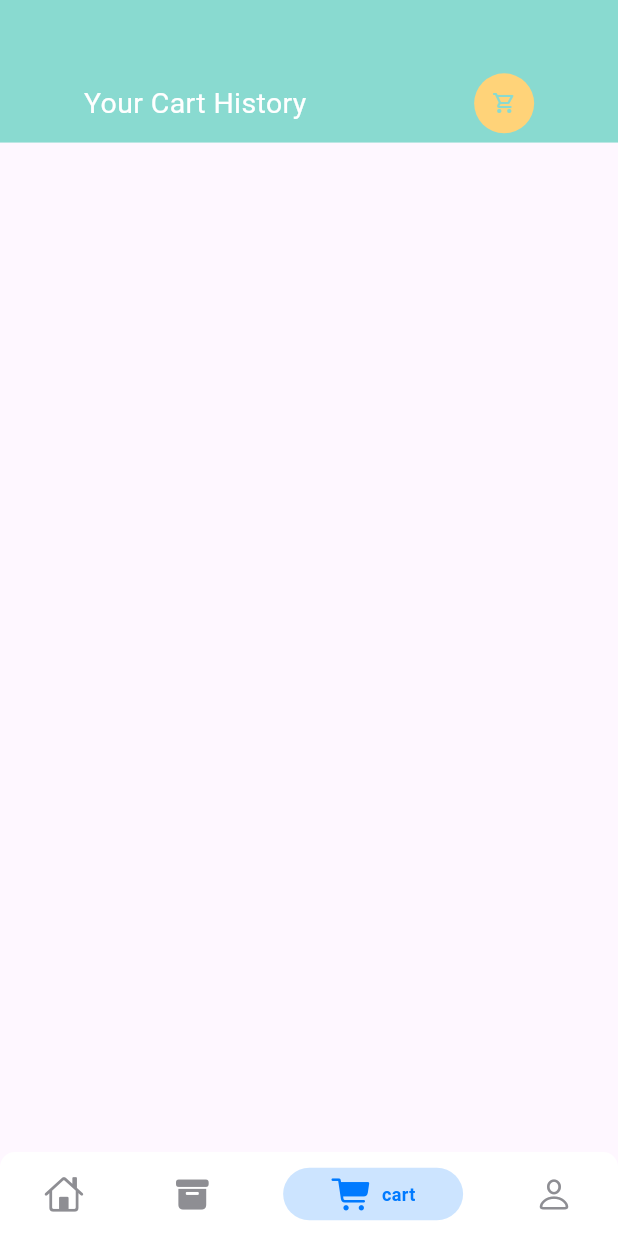
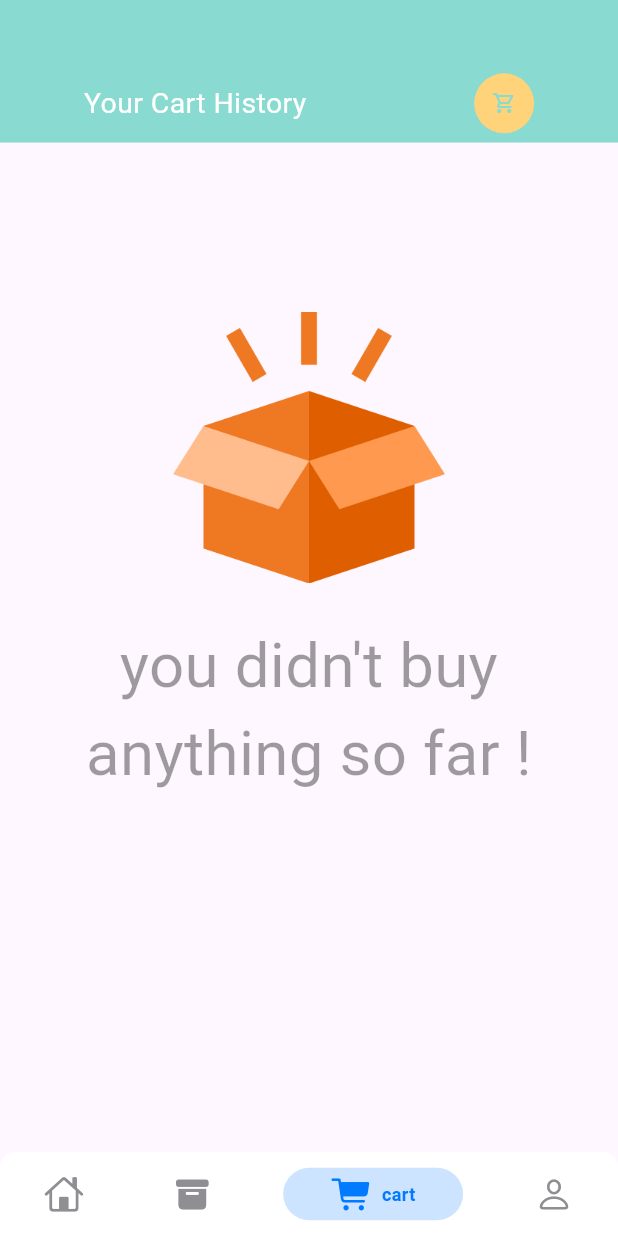
Before and after one commit to DoThienTai/App_Food_Delivery, a Flutter app: the screen it shows after launch, item 3 of the bottom bar chosen, on a phone screen of 412 x 824 dp. Run offline on Flutter 3.47's test engine with Material 3 defaults, Android fonts, the phone set to English and light mode, and no system bars; drawn by our look-alikes of persistent_bottom_nav_bar; our stand-ins replace dots_indicator, get, shared_preferences; network calls fail.

Commit message:
xay dung page ko du lieu, co icon

```diff
--- /dev/null
+++ b/lib/base/no_data_page.dart
@@ -0,0 +1,35 @@
+import 'package:flutter/material.dart';
+
+class NoDataPage extends StatelessWidget {
+  final String text;
+  final String imgPath;
+
+  const NoDataPage(
+      {super.key,
+      required this.text,
+      this.imgPath = "assets/image/empty_cart.png"});
+  @override
+  Widget build(BuildContext context) {
+    return Column(
+      mainAxisAlignment: MainAxisAlignment.center,
+      crossAxisAlignment: CrossAxisAlignment.stretch,
+      children: [
+        Image.asset(
+          imgPath,
+          height: MediaQuery.of(context).size.height * 0.22,
+          width: MediaQuery.of(context).size.width * 0.22,
+        ),
+        SizedBox(
+          height: MediaQuery.of(context).size.height * 0.03,
+        ),
+        Text(
+          text,
+          style: TextStyle(
+              fontSize: MediaQuery.of(context).size.width * 0.1,
+              color: Theme.of(context).disabledColor),
+          textAlign:  TextAlign.center,
+        ),
+      ],
+    );
+  }
+}
--- a/lib/pages/cart/cart_history.dart
+++ b/lib/pages/cart/cart_history.dart
@@ -1,6 +1,6 @@
-
 import 'dart:convert';
 
+import 'package:app_food_delivery/base/no_data_page.dart';
 import 'package:app_food_delivery/controllers/cart_controller.dart';
 import 'package:app_food_delivery/routes/route_helper.dart';
 import 'package:app_food_delivery/utils/app_constants.dart';
@@ -20,7 +20,8 @@ class CartHistory extends StatelessWidget {
 
   @override
   Widget build(BuildContext context) {
-    var getCartHistoryList = Get.find<CartController>().getCartHistoryList().reversed.toList();
+    var getCartHistoryList =
+        Get.find<CartController>().getCartHistoryList().reversed.toList();
     Map<String, int> cartItemsPerOrder = Map();
     for (int i = 0; i < getCartHistoryList.length; i++) {
       if (cartItemsPerOrder.containsKey(getCartHistoryList[i].time)) {
@@ -38,15 +39,31 @@ class CartHistory extends StatelessWidget {
     List<String> cartOrderTimeToList() {
       return cartItemsPerOrder.entries.map((e) => e.key).toList();
     }
+
     List<int> itemsPerOrder = cartItemsPerOrderToList();
     var listCounter = 0;
+    Widget timeWiget(int index) {
+      var outputdate = DateTime.now().toString();
+      if (index < getCartHistoryList.length) {
+        DateTime parseDate = DateFormat("yyyy-MM-dd HH:mm:ss")
+            .parse(getCartHistoryList[listCounter].time!);
+        var inputDate = DateTime.parse(parseDate.toString());
+        var outputFormat = DateFormat("MM/dd/yyyy hh:mm a");
+        outputdate = outputFormat.format(inputDate);
+      }
+      return BigText(
+        text: outputdate,
+      );
+    }
+
     return Scaffold(
       body: Column(
         children: [
+          //hearder or app bar
           Container(
             color: AppColors.mainColor,
             width: double.maxFinite,
-            height: Dimensions.height10*10,
+            height: Dimensions.height10 * 10,
             padding: EdgeInsets.only(top: Dimensions.height45),
             child: Row(
               mainAxisAlignment: MainAxisAlignment.spaceAround,
@@ -63,7 +80,10 @@ class CartHistory extends StatelessWidget {
               ],
             ),
           ),
-          Expanded(
+          //body
+          GetBuilder<CartController>(builder: (_cartController) {
+            return _cartController.getCartHistoryList().length > 0
+                ? Expanded(
                     child: Container(
                       margin: EdgeInsets.only(
                           top: Dimensions.height20,
@@ -76,46 +96,47 @@ class CartHistory extends StatelessWidget {
                           children: [
                             for (int i = 0; i < itemsPerOrder.length; i++)
                               Container(
-                        height: Dimensions.height30*4,
-                        margin: EdgeInsets.only(bottom: Dimensions.height20),
+                                height: Dimensions.height30 * 4,
+                                margin: EdgeInsets.only(
+                                    bottom: Dimensions.height20),
                                 child: Column(
                                   crossAxisAlignment: CrossAxisAlignment.start,
                                   children: [
-                            ((){
-                             DateTime parseDate =  DateFormat("yyyy-MM-dd HH:mm:ss").parse(getCartHistoryList[listCounter].time!);
-                             var inputDate = DateTime.parse(parseDate.toString());
-                             var outputFormat =  DateFormat("MM/dd/yyyy hh:mm a");
-                             var outputdate = outputFormat.format(inputDate);
-                              return BigText(text: outputdate,);
-                            }()),
+                                    timeWiget(listCounter),
                                     SizedBox(
                                       height: Dimensions.height10,
                                     ),
                                     Row(
-                              mainAxisAlignment: MainAxisAlignment.spaceBetween,
+                                      mainAxisAlignment:
+                                          MainAxisAlignment.spaceBetween,
                                       children: [
                                         Wrap(
                                           direction: Axis.horizontal,
-                                  children:
-                                      List.generate(itemsPerOrder[i], (index) {
+                                          children: List.generate(
+                                              itemsPerOrder[i], (index) {
                                             if (listCounter <
                                                 getCartHistoryList.length) {
                                               listCounter++;
                                             }
                                             return index <= 2
                                                 ? Container(
-                                            height: Dimensions.height20*4,
-                                            width: Dimensions.width20*4,
+                                                    height:
+                                                        Dimensions.height20 * 4,
+                                                    width:
+                                                        Dimensions.width20 * 4,
                                                     margin: EdgeInsets.only(
-                                                right: Dimensions.width10 / 2),
+                                                        right:
+                                                            Dimensions.width10 /
+                                                                2),
                                                     decoration: BoxDecoration(
-                                              borderRadius:
-                                                  BorderRadius.circular(
-                                                      Dimensions.radius15 / 2),
+                                                      borderRadius: BorderRadius
+                                                          .circular(Dimensions
+                                                                  .radius15 /
+                                                              2),
                                                       image: DecorationImage(
                                                           fit: BoxFit.cover,
-                                                  image: NetworkImage(
-                                                      AppConstants.BASE_URL +
+                                                          image: NetworkImage(AppConstants
+                                                                  .BASE_URL +
                                                               AppConstants
                                                                   .UPLOAD_URL +
                                                               getCartHistoryList[
@@ -128,49 +149,75 @@ class CartHistory extends StatelessWidget {
                                           }),
                                         ),
                                         Container(
-                                  height: Dimensions.height20*4,
+                                          height: Dimensions.height20 * 4,
                                           child: Column(
                                             mainAxisAlignment:
                                                 MainAxisAlignment.spaceEvenly,
-                                    crossAxisAlignment: CrossAxisAlignment.end,
+                                            crossAxisAlignment:
+                                                CrossAxisAlignment.end,
                                             children: [
                                               SmallText(
                                                 text: "total",
                                                 color: AppColors.titleColor,
                                               ),
                                               BigText(
-                                        text: itemsPerOrder[i].toString() +
+                                                text: itemsPerOrder[i]
+                                                        .toString() +
                                                     " Items",
                                                 color: AppColors.titleColor,
                                               ),
                                               GestureDetector(
                                                 onTap: () {
-                                          var orderTime = cartOrderTimeToList();
-                                          Map<int, CartModel> moreOrder = {};
-                                          for(int j = 0; j<getCartHistoryList.length;j++){
-                                            if(getCartHistoryList[j].time==orderTime[i]){
-                                              moreOrder.putIfAbsent(getCartHistoryList[j].id!, () =>
-                                                CartModel.fromJson(jsonDecode(jsonEncode(getCartHistoryList[j])))
-                                              );
+                                                  var orderTime =
+                                                      cartOrderTimeToList();
+                                                  Map<int, CartModel>
+                                                      moreOrder = {};
+                                                  for (int j = 0;
+                                                      j <
+                                                          getCartHistoryList
+                                                              .length;
+                                                      j++) {
+                                                    if (getCartHistoryList[j]
+                                                            .time ==
+                                                        orderTime[i]) {
+                                                      moreOrder.putIfAbsent(
+                                                          getCartHistoryList[j]
+                                                              .id!,
+                                                          () => CartModel.fromJson(
+                                                              jsonDecode(jsonEncode(
+                                                                  getCartHistoryList[
+                                                                      j]))));
                                                     }
                                                   }
-                                          Get.find<CartController>().setItems = moreOrder;
-                                          Get.find<CartController>().addToCartList();
-                                          Get.toNamed(RouteHelper.getCartpage());
+                                                  Get.find<CartController>()
+                                                      .setItems = moreOrder;
+                                                  Get.find<CartController>()
+                                                      .addToCartList();
+                                                  Get.toNamed(RouteHelper
+                                                      .getCartpage());
                                                 },
                                                 child: Container(
                                                   padding: EdgeInsets.symmetric(
-                                            horizontal: Dimensions.width10,
-                                            vertical: Dimensions.height10 / 2,
+                                                    horizontal:
+                                                        Dimensions.width10,
+                                                    vertical:
+                                                        Dimensions.height10 / 2,
                                                   ),
                                                   decoration: BoxDecoration(
-                                            borderRadius: BorderRadius.circular(
-                                                Dimensions.radius15 / 3),
+                                                    borderRadius:
+                                                        BorderRadius.circular(
+                                                            Dimensions
+                                                                    .radius15 /
+                                                                3),
                                                     border: Border.all(
                                                         width: 1,
-                                                color: AppColors.mainColor),
+                                                        color: AppColors
+                                                            .mainColor),
                                                   ),
-                                          child: SmallText(text: "one more", color: AppColors.mainColor,),
+                                                  child: SmallText(
+                                                    text: "one more",
+                                                    color: AppColors.mainColor,
+                                                  ),
                                                 ),
                                               )
                                             ],
@@ -186,6 +233,13 @@ class CartHistory extends StatelessWidget {
                       ),
                     ),
                   )
+                : Container(
+                    height: MediaQuery.of(context).size.height / 1.5,
+                    child: const NoDataPage(
+                      text: "you didn't buy anything so far ! ",
+                      imgPath: "assets/image/empty_box.png",
+                    ));
+          })
         ],
       ),
     );
```
Also changed, not shown: lib/pages/cart/cart_page.dart (+7 -4 lines). Lines whose indentation alone changed are shown as unchanged.
